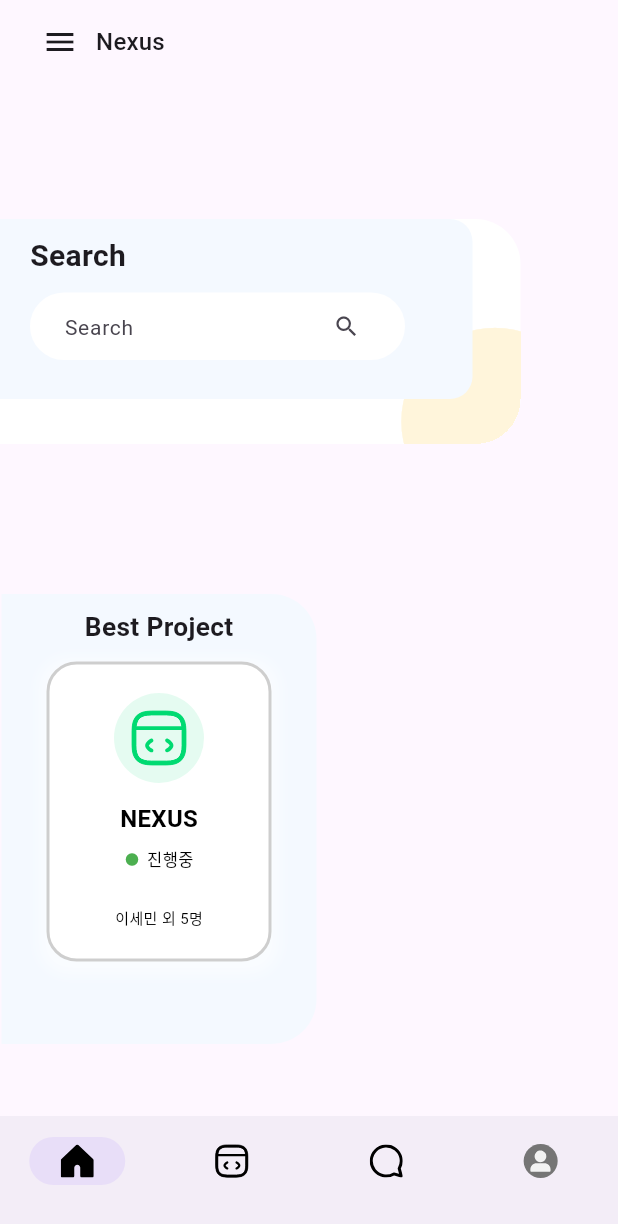
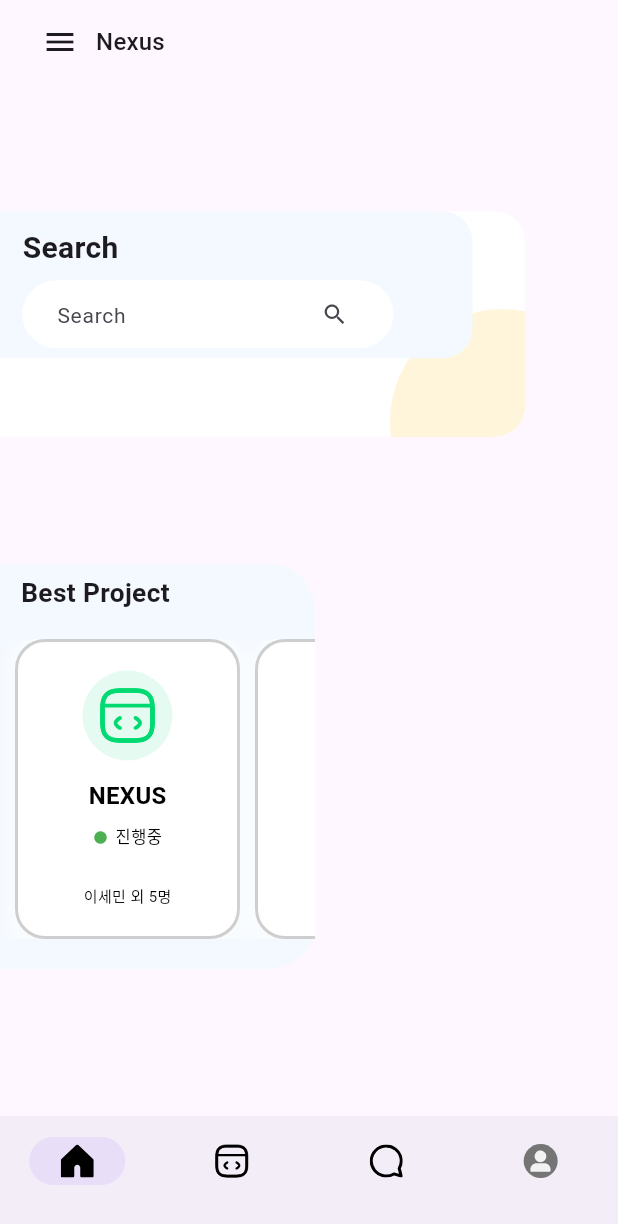
Before and after one commit to DAMNyul/Flutter_NEXUS, a Flutter app: the screen it shows after launch, on a phone screen of 412 x 824 dp. Shown: the top 1224 px of the screen. Run offline on Flutter 3.47's test engine with Material 3 defaults, Android fonts, the phone set to English and light mode, and no system bars; our stand-ins replace flutter_svg.

Commit message:
modified:   lib/MainPage/main_page.dart

```diff
--- a/lib/MainPage/main_page.dart
+++ b/lib/MainPage/main_page.dart
@@ -1,3 +1,5 @@
+import 'dart:collection';
+
 import 'package:flutter/material.dart';
 import 'package:flutter/rendering.dart';
 import 'package:flutter_svg/flutter_svg.dart';
@@ -111,63 +113,79 @@ class _MainPageState extends State<MainPage> {
 
   @override
   Widget build(BuildContext context) {
-    return Column(
+    return Scaffold(
+      body: Column(
         children: [
-        const SizedBox(
-          height: 90,
-        ),
           Stack(
             children: [
-            Transform.translate(
-              offset: const Offset(-65, 0),
+              Padding(
+                padding: const EdgeInsets.symmetric(vertical: 85),
+                child: Positioned(
+                  height: MediaQuery.of(context).size.height * 0.325,
                   child: Container(
                     clipBehavior: Clip.hardEdge,
-                decoration: BoxDecoration(
+                    decoration: const BoxDecoration(
                       color: Colors.white,
-                  borderRadius: BorderRadius.circular(30),
+                      borderRadius: BorderRadius.only(
+                        topRight: Radius.circular(20),
+                        bottomRight: Radius.circular(20),
                       ),
-                padding: const EdgeInsets.symmetric(
-                  horizontal: 200,
                     ),
+                    width: 350,
+                    height: 150,
                     child: Transform.translate(
-                  offset: const Offset(120, 60),
-                  child: const Icon(
-                    Icons.circle,
+                      offset: const Offset(160, 65),
+                      child: Container(
+                        decoration: const BoxDecoration(
+                          shape: BoxShape.circle,
                           color: Color(0xffFFF5DB),
-                    size: 150,
+                        ),
+                        width: 120,
                       ),
                     ),
                   ),
                 ),
-            Container(
-              padding: const EdgeInsets.symmetric(
-                vertical: 10,
-                horizontal: 20,
               ),
+              Positioned(
+                height: MediaQuery.of(context).size.height * 0.325,
+                child: Padding(
+                  padding: const EdgeInsets.symmetric(vertical: 85),
+                  child: Container(
                     decoration: const BoxDecoration(
                       color: Color(0xffF4F9FF),
                       borderRadius: BorderRadius.only(
-                  bottomRight: Radius.circular(15),
-                  topRight: Radius.circular(15),
+                        topRight: Radius.circular(20),
+                        bottomRight: Radius.circular(20),
                       ),
                     ),
                     width: 315,
-              height: 120,
+                    child: Padding(
+                      padding: const EdgeInsets.symmetric(
+                        horizontal: 15,
+                        vertical: 10,
+                      ),
                       child: Column(
                         crossAxisAlignment: CrossAxisAlignment.start,
                         children: [
                           const Text(
-                    'Search',
+                            "Search",
                             style: TextStyle(
                               fontSize: 20,
                               fontWeight: FontWeight.w600,
                             ),
                           ),
                           const SizedBox(
-                    height: 10,
+                            height: 7,
                           ),
                           Container(
-                    padding: const EdgeInsets.symmetric(horizontal: 15),
+                            decoration: BoxDecoration(
+                              color: Colors.white,
+                              borderRadius: BorderRadius.circular(30),
+                            ),
+                            width: MediaQuery.of(context).size.width * 0.6,
+                            child: Container(
+                              padding:
+                                  const EdgeInsets.symmetric(horizontal: 15),
                               decoration: BoxDecoration(
                                 borderRadius: BorderRadius.circular(30),
                                 color: Colors.white,
@@ -178,7 +196,8 @@ class _MainPageState extends State<MainPage> {
                                 controller: _textController,
                                 decoration: const InputDecoration(
                                   hintText: "Search",
-                        contentPadding: EdgeInsets.only(left: 8, right: 8),
+                                  contentPadding:
+                                      EdgeInsets.only(left: 8, right: 8),
                                   border: InputBorder.none,
                                   suffixIcon: Icon(
                                     Icons.search,
@@ -203,35 +222,44 @@ class _MainPageState extends State<MainPage> {
                                 },
                               ),
                             ),
+                          ),
                         ],
                       ),
                     ),
+                  ),
+                ),
+              ),
+              const SizedBox(
+                height: 120,
+              ),
             ],
           ),
-        const SizedBox(
-          height: 100,
-        ),
           Transform.translate(
-          offset: const Offset(-100, 0),
+            offset: const Offset(-70, 0),
             child: Stack(
+              clipBehavior: Clip.none,
               children: [
                 Container(
+                  clipBehavior: Clip.none,
                   decoration: const BoxDecoration(
+                    color: Color(0xffF4F9FF),
                     borderRadius: BorderRadius.only(
+                      topRight: Radius.circular(30),
                       bottomRight: Radius.circular(30),
-                    topRight: Radius.circular(30),
                     ),
-                  color: Color(0xffF4F9FF),
                   ),
                   width: 210,
-                height: 300,
-                child: Container(
-                  padding: const EdgeInsets.symmetric(
-                    horizontal: 15,
-                    vertical: 10,
-                  ),
+                  height: 270,
                   child: const Column(
                     children: [
+                      Row(
+                        children: [
+                          Padding(
+                            padding: EdgeInsets.symmetric(
+                              horizontal: 7,
+                              vertical: 20,
+                            ),
+                          ),
                           Text(
                             "Best Project",
                             style: TextStyle(
@@ -239,18 +267,37 @@ class _MainPageState extends State<MainPage> {
                               fontWeight: FontWeight.w600,
                             ),
                           ),
+                        ],
+                      ),
                       SizedBox(
                         height: 10,
                       ),
+                      SingleChildScrollView(
+                        scrollDirection: Axis.horizontal,
+                        child: Row(
+                          children: [
+                            Padding(
+                              padding: EdgeInsets.symmetric(horizontal: 5),
+                            ),
                             NexusCard(),
+                            SizedBox(width: 10),
+                            NexusCard(),
+                            SizedBox(width: 10),
+                            NexusCard(),
+                            SizedBox(width: 10),
+                            NexusCard(),
+                            SizedBox(width: 10),
                           ],
-                  ),
                         ),
                       ),
                     ],
                   ),
                 ),
               ],
+            ),
+          ),
+        ],
+      ),
     );
   }
 }
```
Lines whose indentation alone changed are shown as unchanged.
